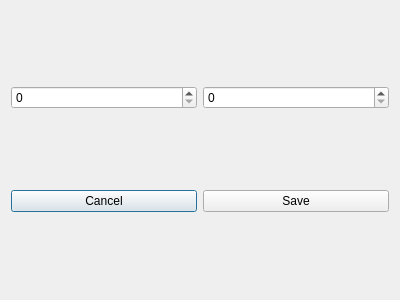
Above: timerselection.ui from MikeParadox/study_timer before the change. Below: the same form after it.
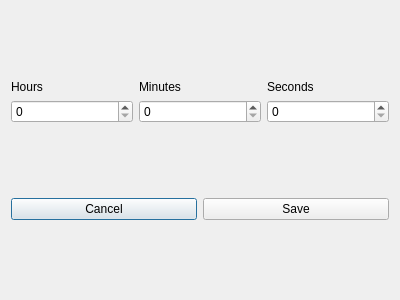
That is the form after the change.

Diff of the .ui file:
```diff
--- a/timerselection.ui
+++ b/timerselection.ui
@@ -15,13 +15,55 @@
   </property>
   <layout class="QGridLayout" name="gridLayout">
    <item row="0" column="0">
-    <layout class="QHBoxLayout" name="horizontalLayout">
-     <item>
+    <layout class="QGridLayout" name="gridLayout_2">
+     <item row="1" column="1">
       <widget class="QSpinBox" name="mins"/>
      </item>
-     <item>
+     <item row="1" column="0">
+      <widget class="QSpinBox" name="hours"/>
+     </item>
+     <item row="1" column="2">
       <widget class="QSpinBox" name="secs"/>
      </item>
+     <item row="0" column="0">
+      <widget class="QLabel" name="label">
+       <property name="sizePolicy">
+        <sizepolicy hsizetype="Preferred" vsizetype="Fixed">
+         <horstretch>0</horstretch>
+         <verstretch>0</verstretch>
+        </sizepolicy>
+       </property>
+       <property name="text">
+        <string>Hours</string>
+       </property>
+      </widget>
+     </item>
+     <item row="0" column="1">
+      <widget class="QLabel" name="label_2">
+       <property name="sizePolicy">
+        <sizepolicy hsizetype="Preferred" vsizetype="Fixed">
+         <horstretch>0</horstretch>
+         <verstretch>0</verstretch>
+        </sizepolicy>
+       </property>
+       <property name="text">
+        <string>Minutes</string>
+       </property>
+      </widget>
+     </item>
+     <item row="0" column="2">
+      <widget class="QLabel" name="label_3">
+       <property name="sizePolicy">
+        <sizepolicy hsizetype="Preferred" vsizetype="Fixed">
+         <horstretch>0</horstretch>
+         <verstretch>0</verstretch>
+        </sizepolicy>
+       </property>
+       <property name="text">
+        <string>Seconds</string>
+       </property>
+      </widget>
+     </item>
     </layout>
    </item>
    <item row="1" column="0">
```
Left out of the diff: 35 changed lines with no effect on the pictures.
